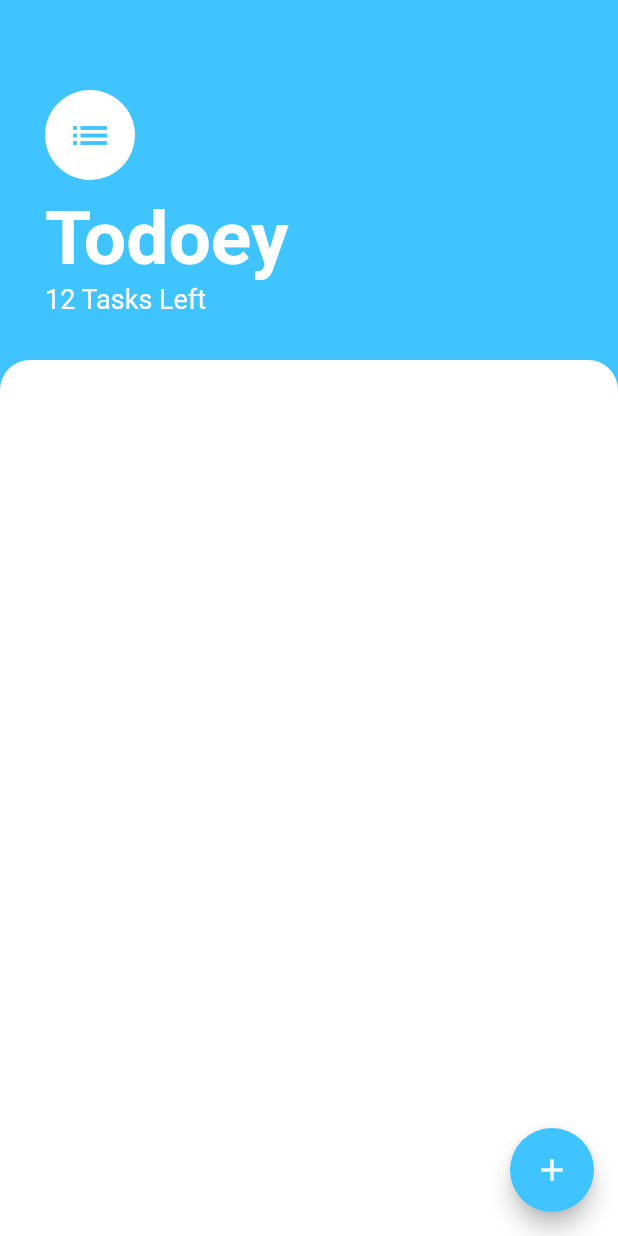
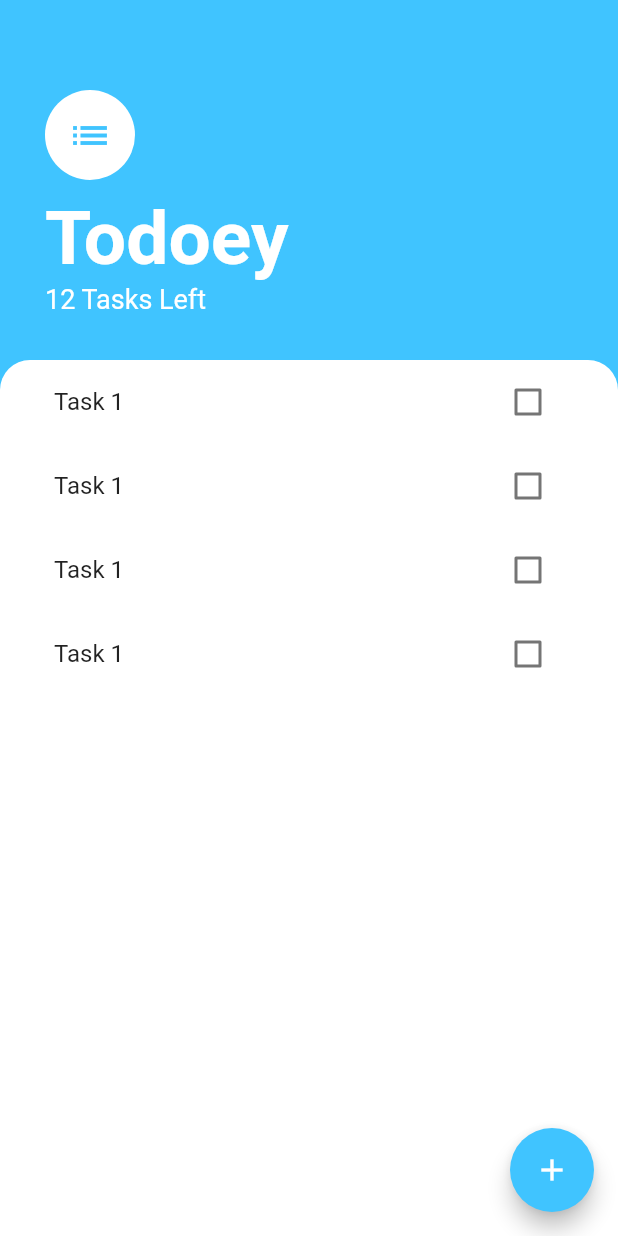
Before and after one commit to AK6263/todo_list_app, a Flutter app: the screen it shows after launch, on a phone screen of 412 x 824 dp. Run offline on Flutter 3.47's test engine with Material 2 defaults, Android fonts, the phone set to English and light mode, and no system bars.

Commit message:
add: List View for Tasks

```diff
--- a/lib/screens/tasks_screen.dart
+++ b/lib/screens/tasks_screen.dart
@@ -52,6 +52,7 @@ class TasksScreen extends StatelessWidget {
           ),
           Expanded(
             child: Container(
+              padding: const EdgeInsets.symmetric(horizontal: 20.0),
               decoration: const BoxDecoration(
                 color: Colors.white,
                 borderRadius: BorderRadius.only(
@@ -59,6 +60,7 @@ class TasksScreen extends StatelessWidget {
                   topRight: Radius.circular(20.0),
                 ),
               ),
+              child: TasksList(),
             ),
           ),
         ],
@@ -71,3 +73,39 @@ class TasksScreen extends StatelessWidget {
     );
   }
 }
+
+class TasksList extends StatelessWidget {
+  const TasksList({
+    Key? key,
+  }) : super(key: key);
+
+  @override
+  Widget build(BuildContext context) {
+    return ListView(
+      scrollDirection: Axis.vertical,
+      children: <Widget>[
+        TaskTile(),
+        TaskTile(),
+        TaskTile(),
+        TaskTile(),
+      ],
+    );
+  }
+}
+
+class TaskTile extends StatelessWidget {
+  const TaskTile({
+    Key? key,
+  }) : super(key: key);
+
+  @override
+  Widget build(BuildContext context) {
+    return ListTile(
+      title: const Text('Task 1'),
+      trailing: Checkbox(
+        value: false,
+        onChanged: (bool? value) {},
+      ),
+    );
+  }
+}
```
